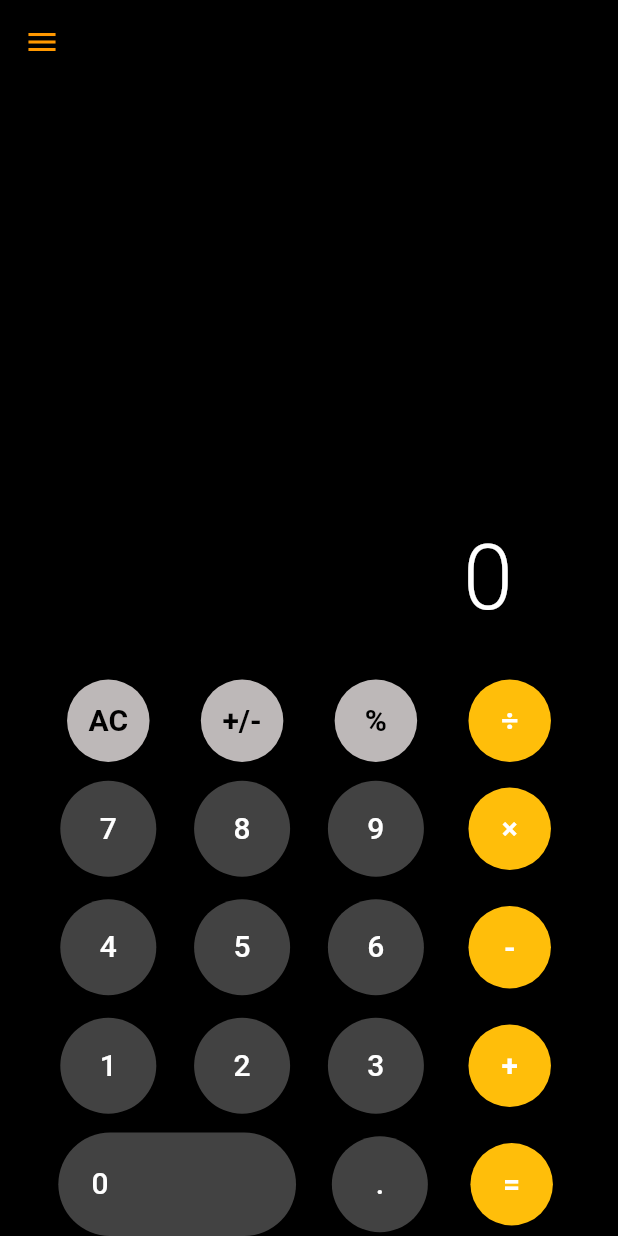
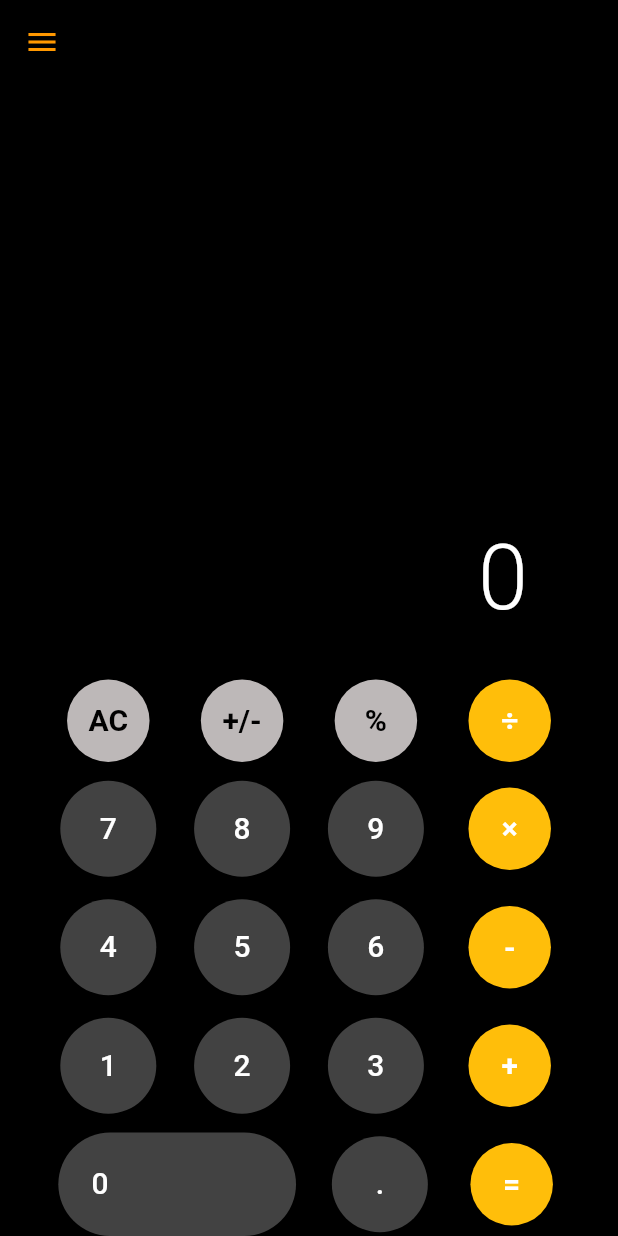
Before and after one commit to TahaSamji/FirstFlutterApp, a Flutter app: the screen it shows after launch, on a phone screen of 412 x 824 dp. Run offline on Flutter 3.47's test engine with Material 3 defaults, Android fonts, the phone set to English and light mode, and no system bars.

Commit message:
final commit

```diff
--- a/lib/Calculator.dart
+++ b/lib/Calculator.dart
@@ -24,13 +24,14 @@ class Count extends StatelessWidget {
   Widget build(BuildContext context) {
     return Container(
       alignment: Alignment.centerRight,
-      padding: const EdgeInsets.symmetric(vertical: 24.0, horizontal: 55),
+      padding: const EdgeInsets.symmetric(vertical: 24.0, horizontal: 45),
       child: Text(
         context.watch<Counter>().value,
         style: const TextStyle(
           color: Colors.white,
           fontSize: 60.0,
           fontWeight: FontWeight.w300,
+
         ),
       ),
     );
```
